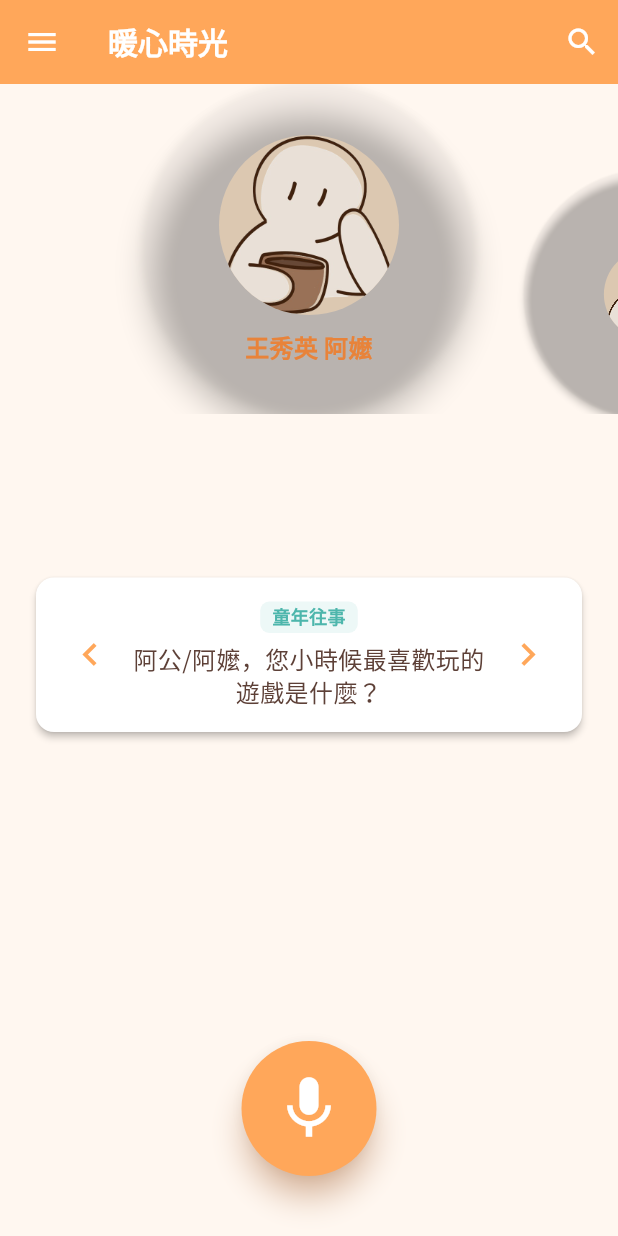
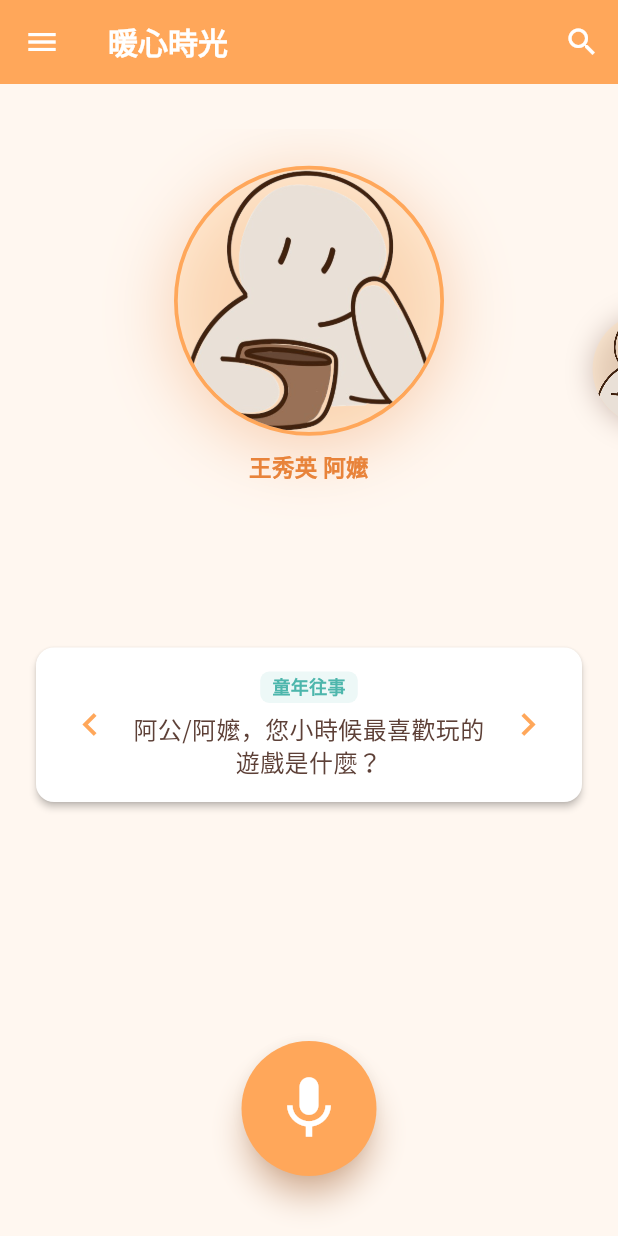
Before and after one commit to b09901017/2025-WarmTime-with-flutter, a Flutter app: the MainRecordScreen screen opened directly, on a phone screen of 412 x 824 dp. Run offline on Flutter 3.47's test engine with Material 3 defaults, Android fonts, the phone set to English and light mode, and no system bars; our stand-ins replace google_fonts.

Commit message:
修改首頁的頭像大小

```diff
--- a/lib/presentation/screens/main_record_screen.dart
+++ b/lib/presentation/screens/main_record_screen.dart
@@ -27,7 +27,7 @@ class _MainRecordScreenState extends State<MainRecordScreen> {
   final TextEditingController _searchController = TextEditingController();
 
   static const double _viewportFraction = 0.55;
-  static const double _carouselItemHeight = 220.0;
+  static const double _carouselItemHeight = 260.0;
 
   @override
   void initState() {
@@ -191,6 +191,7 @@ class _MainRecordScreenState extends State<MainRecordScreen> {
         },
         child: Column(
           children: <Widget>[
+            const SizedBox(height: 30.0), // <--- 新增這行來讓整個輪播區域下移 20 像素
             SizedBox(
               height: _carouselItemHeight,
               child: displayCarousel
--- a/lib/presentation/screens/menu/my_profile_screen.dart
+++ b/lib/presentation/screens/menu/my_profile_screen.dart
@@ -9,7 +9,7 @@ class MyProfileScreen extends StatelessWidget {
   // Dummy data for profile
   final String caregiverName = "林佳慧";
   final String caregiverId = "TWC00789";
-  final String institutionName = "幸福長照中心";
+  final String institutionName = "清福長照中心";
   final String profileImageUrl = 'assets/images/profile_placeholder.png';
 
   void _logout(BuildContext context) {
--- a/lib/presentation/widgets/elder_carousel_item.dart
+++ b/lib/presentation/widgets/elder_carousel_item.dart
@@ -4,9 +4,9 @@ import 'package:warm_heart_time_app/core/constants/app_colors.dart';
 import 'package:warm_heart_time_app/core/constants/app_text_styles.dart';
 
 class ElderCarouselItem extends StatelessWidget {
-  final ElderModel? elder; // Nullable for the "+" button case
+  final ElderModel? elder;
   final bool isSelected;
-  final bool isAddNewButton; // To differentiate the "+" button
+  final bool isAddNewButton;
 
   const ElderCarouselItem({
     super.key,
@@ -17,40 +17,73 @@ class ElderCarouselItem extends StatelessWidget {
 
   @override
   Widget build(BuildContext context) {
-    final double imageSize = isSelected ? 120.0 : 80.0;
-    final double elevation = isSelected ? 8.0 : 2.0;
+    final double imageSize = isSelected ? 180.0 : 100.0;
+    final double totalItemHeight = imageSize + (isSelected && !isAddNewButton && elder != null ? 40.0 : 10.0); // Height for image + name
+    final double totalItemWidth = imageSize + (isSelected ? 20.0 : 10.0); // Width for image + some padding
 
-    Widget content;
-
-    if (isAddNewButton) {
-      content = Center(
+    return Container(
+      width: totalItemWidth,
+      height: totalItemHeight,
+      child: Column(
+        mainAxisAlignment: MainAxisAlignment.center,
+        crossAxisAlignment: CrossAxisAlignment.center,
+        children: [
+          Container(
+            width: imageSize,
+            height: imageSize,
+            decoration: BoxDecoration(
+              shape: BoxShape.circle,
+              color: isAddNewButton
+                  ? AppColors.surface // Background for "+" button circle
+                  : AppColors.primaryLight.withOpacity(0.4), // Background for elder avatar circle
+              border: isAddNewButton
+                  ? Border.all(color: AppColors.primary.withOpacity(0.7), width: 2.0, style: BorderStyle.solid)
+                  : (isSelected ? Border.all(color: AppColors.primary, width: 2.5) : null), // Border for selected elder
+              boxShadow: [
+                if (!isAddNewButton) // Add shadow for elder items
+                  BoxShadow(
+                    color: isSelected
+                        ? AppColors.primaryDark.withOpacity(0.35) // More defined shadow for selected
+                        : AppColors.textSecondary.withOpacity(0.42), // Softer shadow for unselected
+                    blurRadius: isSelected ? 40.0 : 20.0,
+                    spreadRadius: isSelected ? 0.7 : 0.0,
+                    offset: Offset(0, isSelected ? 8.0 : 2.0),
+                  ),
+                if (isAddNewButton) // Optional: a very subtle shadow for the add button or none
+                   BoxShadow(
+                    color: AppColors.textSecondary.withOpacity(0.1),
+                    blurRadius: 5.0,
+                    offset: Offset(0, 2.0),
+                  ),
+              ],
+            ),
+            clipBehavior: Clip.antiAlias, // Ensures content (like CircleAvatar) is clipped to circle
+            child: isAddNewButton
+                ? Center(
                     child: Icon(
                       Icons.add,
                       size: imageSize * 0.5,
                       color: AppColors.primary,
                     ),
-      );
-    } else if (elder != null) {
-      content = Column(
-        mainAxisAlignment: MainAxisAlignment.center,
-        children: [
-          CircleAvatar(
+                  )
+                : CircleAvatar( // Using CircleAvatar for the image/placeholder
                     radius: imageSize / 2,
-            backgroundImage: elder!.profileImageUrl != null && elder!.profileImageUrl!.startsWith('assets/')
+                    backgroundImage: elder?.profileImageUrl != null && elder!.profileImageUrl!.startsWith('assets/')
                         ? AssetImage(elder!.profileImageUrl!)
-                : (elder!.profileImageUrl != null ? NetworkImage(elder!.profileImageUrl!) : null) as ImageProvider?,
-            backgroundColor: AppColors.primaryLight.withOpacity(0.5),
-            child: elder!.profileImageUrl == null
+                        : (elder?.profileImageUrl != null ? NetworkImage(elder!.profileImageUrl!) : null) as ImageProvider?,
+                    backgroundColor: Colors.transparent, // Parent container now handles background color
+                    child: (elder?.profileImageUrl == null && elder != null)
                         ? Text(
                             elder!.name.isNotEmpty ? elder!.name[0] : '?',
                             style: AppTextStyles.headline1.copyWith(
                               color: AppColors.primaryDark,
-                      fontSize: isSelected ? 40 : 28,
+                              fontSize: isSelected ? imageSize * 0.4 : imageSize * 0.35, // Responsive font size
                             ),
                           )
                         : null,
                   ),
-          if (isSelected) // Only show name for selected elder
+          ),
+          if (isSelected && !isAddNewButton && elder != null)
             Padding(
               padding: const EdgeInsets.only(top: 10.0),
               child: Text(
@@ -58,6 +91,7 @@ class ElderCarouselItem extends StatelessWidget {
                 style: AppTextStyles.subtitle1.copyWith(
                   fontWeight: FontWeight.bold,
                   color: AppColors.primaryDark,
+                  fontSize: 15, // Slightly adjusted for better fit
                 ),
                 textAlign: TextAlign.center,
                 maxLines: 1,
@@ -65,25 +99,6 @@ class ElderCarouselItem extends StatelessWidget {
               ),
             ),
         ],
-      );
-    } else {
-      content = const SizedBox.shrink(); // Should not happen if not add button and elder is null
-    }
-
-
-    return Material(
-      elevation: elevation,
-      shape: const CircleBorder(),
-      clipBehavior: Clip.antiAlias,
-      color: isAddNewButton ? AppColors.surface : Colors.transparent, // Background for add button
-      child: Container(
-        width: imageSize + (isSelected ? 20 : 10), // Add padding for name visibility
-        height: imageSize + (isSelected ? 40 : 10), // Add padding for name visibility
-        decoration: BoxDecoration(
-          shape: BoxShape.circle,
-          border: isAddNewButton ? Border.all(color: AppColors.primary, width: 2.0, style: BorderStyle.solid) : null,
-        ),
-        child: content,
       ),
     );
   }
```
Lines whose indentation alone changed are shown as unchanged.
